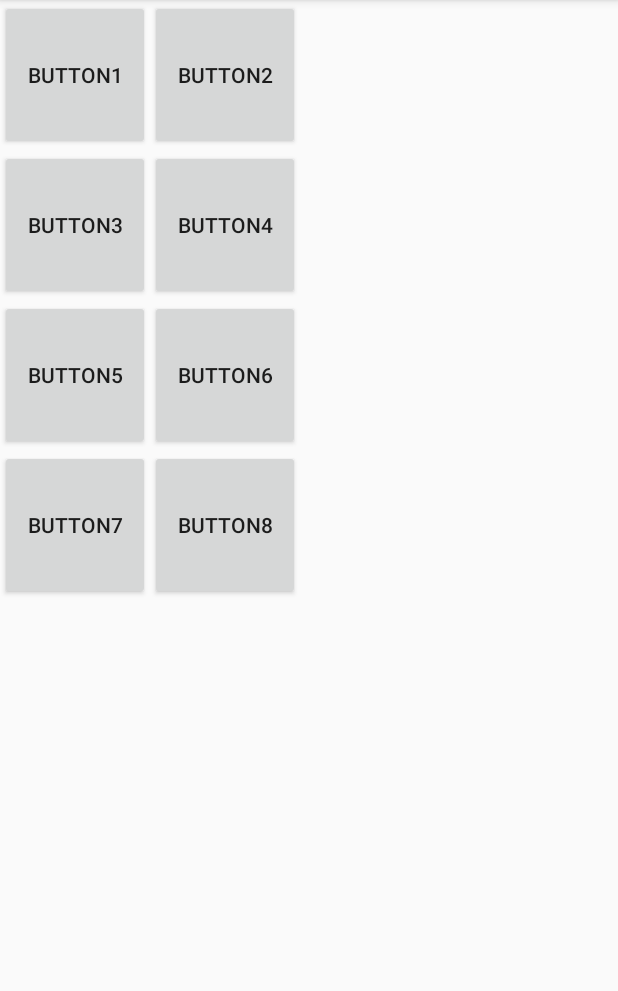
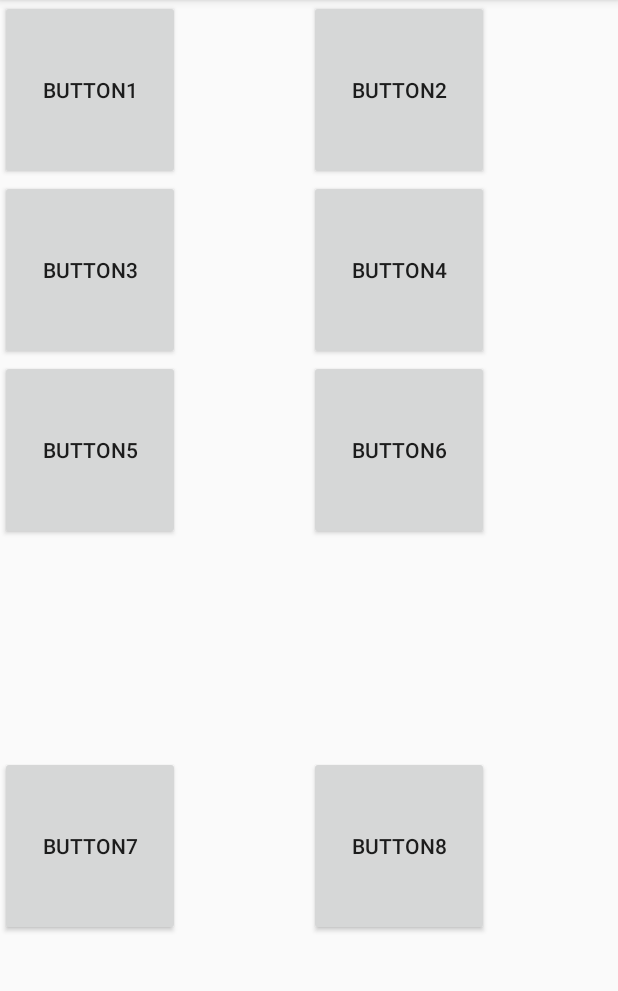
Before and after one commit to NellyBealtaine/DrumPad, an Android app: the screen it shows after launch (MainActivity), on a phone screen of 412 x 824 dp, the part 84-1075 px from its top. Run offline under Robolectric (Android 15) with nearby library versions, the phone set to English and light mode, and no system bars.

Commit message:
GridLayout

```diff
--- a/app/src/main/res/layout/activity_main.xml
+++ b/app/src/main/res/layout/activity_main.xml
@@ -1,92 +1,76 @@
 <?xml version="1.0" encoding="utf-8"?>
-<android.widget.LinearLayout xmlns:android="http://schemas.android.com/apk/res/android"
+<GridLayout xmlns:android="http://schemas.android.com/apk/res/android"
     xmlns:app="http://schemas.android.com/apk/res-auto"
     xmlns:tools="http://schemas.android.com/tools"
     android:layout_width="match_parent"
     android:layout_height="match_parent"
+    android:layout_gravity="center"
     tools:context=".MainActivity"
-    android:orientation="vertical">
+    android:columnCount="2"
+    android:rowCount="4" >
 
-<LinearLayout
-    android:layout_width="match_parent"
-    android:layout_height="wrap_content"
-    android:orientation="horizontal">
     <Button
         android:id="@+id/btn1"
-        android:layout_width="100dp"
-        android:layout_height="100dp"
+        android:layout_width="120dp"
+        android:layout_height="120dp"
         android:text="Button1"
-
+        android:layout_gravity="center"
         android:onClick="onClick"/>
 
     <Button
         android:id="@+id/btn2"
-        android:layout_width="100dp"
-        android:layout_height="100dp"
+        android:layout_width="120dp"
+        android:layout_height="120dp"
         android:text="Button2"
+        android:layout_gravity="center"
+        android:onClick="onClick"/>
 
-        android:onClick="onClick"/>
-</LinearLayout>
-
-    <LinearLayout
-        android:layout_width="match_parent"
-        android:layout_height="wrap_content"
-        android:orientation="horizontal">
     <Button
         android:id="@+id/btn3"
-            android:layout_width="100dp"
-            android:layout_height="100dp"
+        android:layout_width="120dp"
+        android:layout_height="120dp"
         android:text="Button3"
-
+        android:layout_gravity="center"
         android:onClick="onClick"/>
 
     <Button
         android:id="@+id/btn4"
-            android:layout_width="100dp"
-            android:layout_height="100dp"
+        android:layout_width="120dp"
+        android:layout_height="120dp"
         android:text="Button4"
+        android:layout_gravity="center"
+        android:onClick="onClick"/>
 
-            android:onClick="onClick"/>
-    </LinearLayout>
-    <LinearLayout
-        android:layout_width="match_parent"
-        android:layout_height="wrap_content"
-        android:orientation="horizontal">
     <Button
          android:id="@+id/btn5"
-            android:layout_width="100dp"
-            android:layout_height="100dp"
+         android:layout_width="120dp"
+         android:layout_height="120dp"
          android:text="Button5"
-
+        android:layout_gravity="center"
          android:onClick="onClick"/>
 
     <Button
         android:id="@+id/btn6"
-            android:layout_width="100dp"
-            android:layout_height="100dp"
+        android:layout_width="120dp"
+        android:layout_height="120dp"
         android:text="Button6"
+        android:layout_gravity="center"
+        android:onClick="onClick"/>
 
-            android:onClick="onClick"/>
-    </LinearLayout>
-    <LinearLayout
-        android:layout_width="match_parent"
-        android:layout_height="wrap_content"
-        android:orientation="horizontal">
     <Button
         android:id="@+id/btn7"
-            android:layout_width="100dp"
-            android:layout_height="100dp"
+        android:layout_width="120dp"
+        android:layout_height="120dp"
         android:text="Button7"
-
+        android:layout_gravity="center"
         android:onClick="onClick"/>
 
     <Button
         android:id="@+id/btn8"
-            android:layout_width="100dp"
-            android:layout_height="100dp"
+        android:layout_width="120dp"
+        android:layout_height="120dp"
         android:text="Button8"
+        android:layout_gravity="center"
+        android:onClick="onClick"/>
 
-            android:onClick="onClick"/>
-    </LinearLayout>
-
-</android.widget.LinearLayout>
+</GridLayout >
```
Lines whose indentation alone changed are shown as unchanged.
